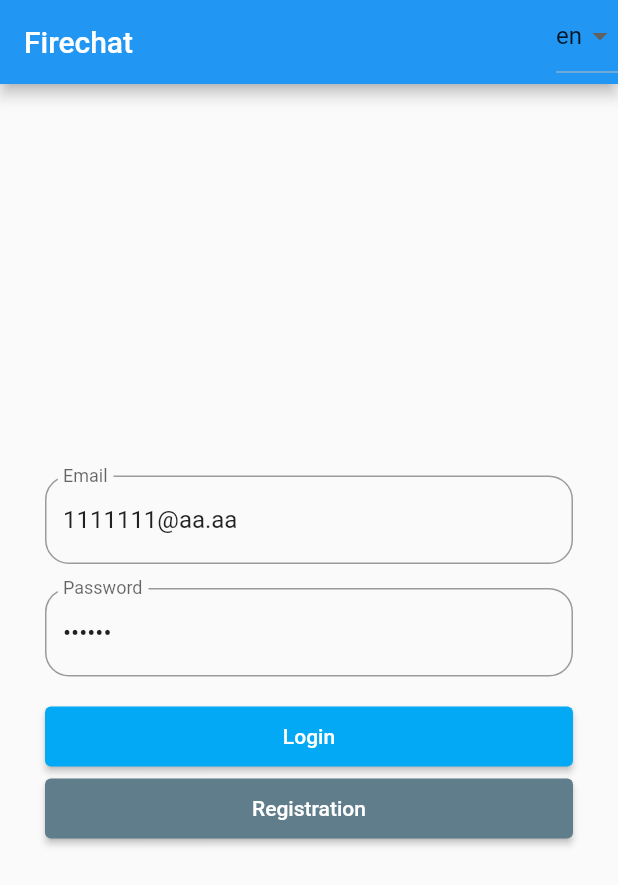
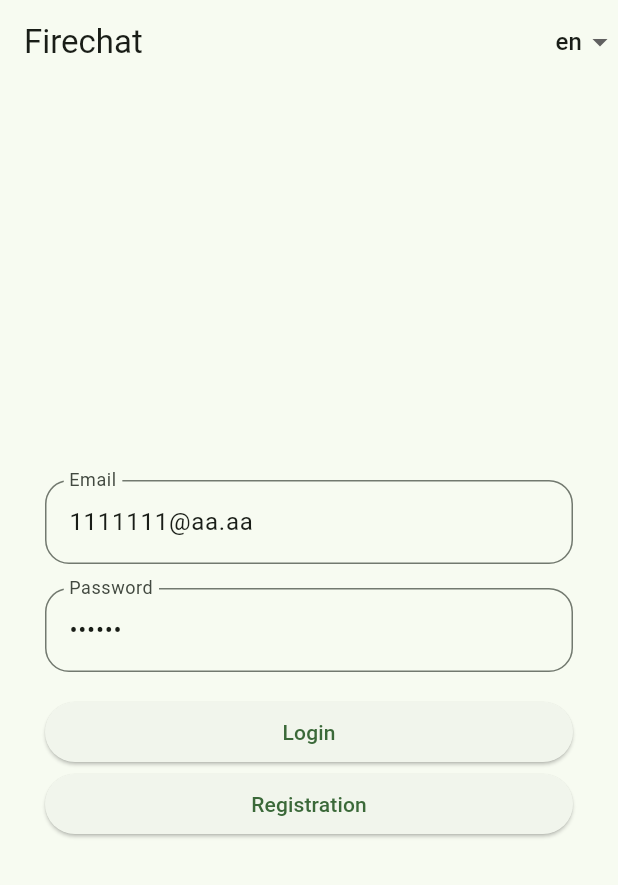
Before and after one commit to SeppoVolsk/ogne_chat, a Flutter app: the screen it shows after launch, on a phone screen of 412 x 824 dp. Shown: the top 885 px of the screen. Run offline on Flutter 3.47's test engine with Material 2 defaults, Android fonts, the phone set to English and light mode, and no system bars; our stand-ins replace bloc, bloc_concurrency, cloud_firestore, firebase_auth, firebase_core, firebase_storage and 4 more; missing offline and left inert: a package; accounts and stored records are empty; generated files the repository leaves out were written again.

Commit message:
use Material3 theme

```diff
--- a/lib/common/ui/app_components/app_text_button.dart
+++ b/lib/common/ui/app_components/app_text_button.dart
@@ -15,7 +15,7 @@ class AppTextButton extends StatelessWidget {
     return ElevatedButton(
       onPressed: onPressed,
       style: ButtonStyle(
-          backgroundColor: MaterialStateProperty.all<Color>(backgroundColor),
+          //   backgroundColor: MaterialStateProperty.all<Color>(backgroundColor),
           fixedSize: MaterialStateProperty.all<Size>(
               const Size(double.maxFinite, 40))),
       child: Text(text),
--- a/lib/common/ui/app_components/select_language_widget.dart
+++ b/lib/common/ui/app_components/select_language_widget.dart
@@ -23,7 +23,8 @@ class _SelectLanguageWidgetState extends State<SelectLanguageWidget> {
 
   @override
   Widget build(BuildContext context) {
-    return DropdownButton<Locale>(
+    return DropdownButtonHideUnderline(
+      child: DropdownButton<Locale>(
           value: _selectedLocale,
           items: List.generate(_langs.length, (index) {
             return DropdownMenuItem(
@@ -34,6 +35,7 @@ class _SelectLanguageWidgetState extends State<SelectLanguageWidget> {
           onChanged: (selected) {
             setState(() => _selectedLocale = selected);
             RootScreenBuilder.of(context)?.setUpLocale(selected);
-        });
+          }),
+    );
   }
 }
--- a/lib/common/ui/root_screen_builder.dart
+++ b/lib/common/ui/root_screen_builder.dart
@@ -30,6 +30,7 @@ class _RootScreenBuilderState extends State<RootScreenBuilder> {
   @override
   Widget build(BuildContext context) {
     return MaterialApp(
+      theme: ThemeData(useMaterial3: true, colorSchemeSeed: Colors.green),
       debugShowCheckedModeBanner: false,
       localizationsDelegates: AppLocalizations.localizationsDelegates,
       supportedLocales: AppLocalizations.supportedLocales,
--- a/lib/feature/chat/ui/chat_screen_parts/message_bubble_widget.dart
+++ b/lib/feature/chat/ui/chat_screen_parts/message_bubble_widget.dart
@@ -38,7 +38,8 @@ class _MessageBubbleWidgetState extends State<MessageBubbleWidget> {
         padding: offset,
         margin: offset,
         decoration: BoxDecoration(
-            color: ours ? Colors.green[100] : Colors.amberAccent[100],
+            // color: ours ? Colors.green[100] : Colors.amberAccent[100],
+            border: Border.all(),
             borderRadius: ours
                 ? const BorderRadius.only(
                     topLeft: radius,
```
Lines whose indentation alone changed are shown as unchanged.
